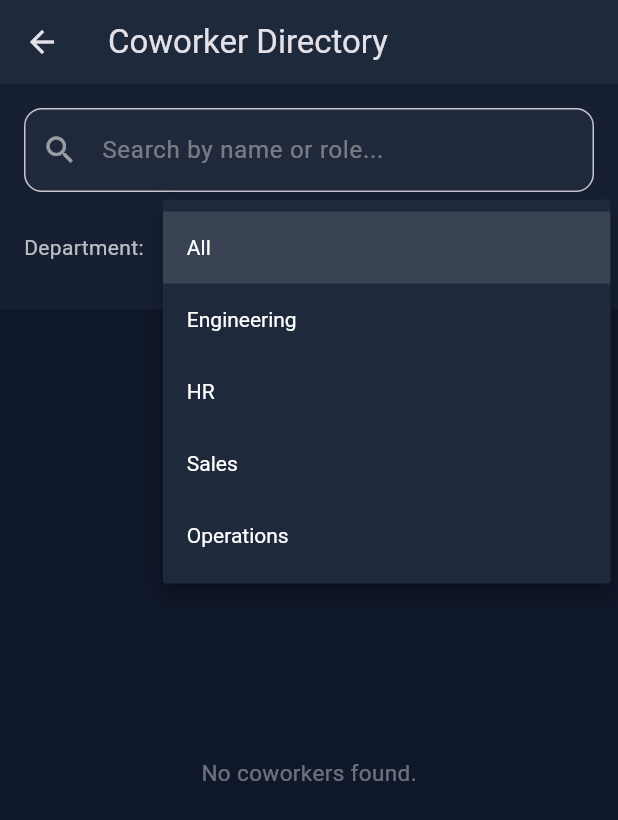
After one commit to SadeepSachintha/AuraHR, a Flutter app: the CoworkerDirectoryScreen screen opened directly, after a tap on "All", on a phone screen of 412 x 824 dp. The commit adds this screen. Shown: the top 820 px of the screen. Run offline on Flutter 3.47's test engine with Material 3 defaults, Android fonts, the phone set to English and light mode, and no system bars; our stand-ins replace flutter_secure_storage, geolocator, pdf, printing; accounts and stored records are empty; network calls fail; Roboto replaces fonts that are missing (Outfit).

Commit message:
feat-mobile-coworker-directory

```diff
--- /dev/null
+++ b/mobile/lib/screens/directory_screen.dart
@@ -0,0 +1,251 @@
+import 'package:flutter/material.dart';
+import 'package:flutter/services.dart';
+import '../services/api_service.dart';
+import '../models/employee.dart';
+
+class CoworkerDirectoryScreen extends StatefulWidget {
+  const CoworkerDirectoryScreen({super.key});
+
+  @override
+  State<CoworkerDirectoryScreen> createState() => _CoworkerDirectoryScreenState();
+}
+
+class _CoworkerDirectoryScreenState extends State<CoworkerDirectoryScreen> {
+  final ApiService _apiService = ApiService();
+  List<Employee> _allEmployees = [];
+  List<Employee> _filteredEmployees = [];
+  bool _isLoading = true;
+  String _searchQuery = '';
+  String _selectedDept = 'All';
+
+  final List<String> _departments = ['All', 'Engineering', 'HR', 'Sales', 'Operations'];
+
+  @override
+  void initState() {
+    super.initState();
+    _fetchCoworkers();
+  }
+
+  Future<void> _fetchCoworkers() async {
+    setState(() => _isLoading = true);
+    final data = await _apiService.fetchEmployees();
+    if (!mounted) return;
+    setState(() {
+      _allEmployees = data;
+      _filteredEmployees = data;
+      _isLoading = false;
+    });
+  }
+
+  void _applyFilter() {
+    setState(() {
+      _filteredEmployees = _allEmployees.where((emp) {
+        final matchesSearch = emp.name.toLowerCase().contains(_searchQuery.toLowerCase()) ||
+            emp.role.toLowerCase().contains(_searchQuery.toLowerCase());
+        final matchesDept = _selectedDept == 'All' || emp.dept == _selectedDept;
+        return matchesSearch && matchesDept;
+      }).toList();
+    });
+  }
+
+  void _copyToClipboard(String label, String value) {
+    Clipboard.setData(ClipboardData(text: value));
+    ScaffoldMessenger.of(context).showSnackBar(
+      SnackBar(
+        content: Text('$label copied to clipboard!'),
+        backgroundColor: Colors.green,
+        duration: const Duration(seconds: 1),
+      ),
+    );
+  }
+
+  @override
+  Widget build(BuildContext context) {
+    return Scaffold(
+      backgroundColor: const Color(0xFF0F172A),
+      appBar: AppBar(
+        title: const Text('Coworker Directory'),
+        backgroundColor: const Color(0xFF1E293B),
+      ),
+      body: _isLoading
+          ? const Center(child: CircularProgressIndicator())
+          : Column(
+              children: [
+                // Filter Panel
+                Container(
+                  padding: const EdgeInsets.all(16),
+                  color: const Color(0xFF1E293B).withOpacity(0.5),
+                  child: Column(
+                    children: [
+                      // Search bar
+                      TextField(
+                        style: const TextStyle(color: Colors.white),
+                        decoration: InputDecoration(
+                          hintText: 'Search by name or role...',
+                          hintStyle: const TextStyle(color: Colors.white38),
+                          prefixIcon: const Icon(Icons.search, color: Colors.white54),
+                          filled: true,
+                          fillColor: Colors.white.withOpacity(0.04),
+                          border: OutlineInputBorder(
+                            borderRadius: BorderRadius.circular(12),
+                            borderSide: BorderSide(color: Colors.white.withOpacity(0.1)),
+                          ),
+                          focusedBorder: OutlineInputBorder(
+                            borderRadius: BorderRadius.circular(12),
+                            borderSide: const BorderSide(color: Colors.cyan),
+                          ),
+                        ),
+                        onChanged: (val) {
+                          _searchQuery = val;
+                          _applyFilter();
+                        },
+                      ),
+                      const SizedBox(height: 12),
+                      // Department selector
+                      Row(
+                        children: [
+                          const Text(
+                            'Department: ',
+                            style: TextStyle(color: Colors.white70, fontSize: 14),
+                          ),
+                          const SizedBox(width: 12),
+                          Expanded(
+                            child: Container(
+                              padding: const EdgeInsets.symmetric(horizontal: 12),
+                              decoration: BoxDecoration(
+                                color: Colors.white.withOpacity(0.04),
+                                borderRadius: BorderRadius.circular(8),
+                                border: Border.all(color: Colors.white.withOpacity(0.1)),
+                              ),
+                              child: DropdownButtonHideUnderline(
+                                child: DropdownButton<String>(
+                                  value: _selectedDept,
+                                  dropdownColor: const Color(0xFF1E293B),
+                                  style: const TextStyle(color: Colors.white, fontSize: 14),
+                                  icon: const Icon(Icons.arrow_drop_down, color: Colors.white70),
+                                  items: _departments.map((dept) {
+                                    return DropdownMenuItem(
+                                      value: dept,
+                                      child: Text(dept),
+                                    );
+                                  }).toList(),
+                                  onChanged: (val) {
+                                    if (val != null) {
+                                      setState(() {
+                                        _selectedDept = val;
+                                        _applyFilter();
+                                      });
+                                    }
+                                  },
+                                ),
+                              ),
+                            ),
+                          ),
+                        ],
+                      ),
+                    ],
+                  ),
+                ),
+
+                // Directory List
+                Expanded(
+                  child: _filteredEmployees.isEmpty
+                      ? const Center(
+                          child: Text(
+                            'No coworkers found.',
+                            style: TextStyle(color: Colors.white38, fontSize: 15),
+                          ),
+                        )
+                      : ListView.builder(
+                          padding: const EdgeInsets.all(16),
+                          itemCount: _filteredEmployees.length,
+                          itemBuilder: (context, index) {
+                            final emp = _filteredEmployees[index];
+                            final isOnline = emp.status == 'online';
+                            return Container(
+                              margin: const EdgeInsets.bottom(12),
+                              padding: const EdgeInsets.all(16),
+                              decoration: BoxDecoration(
+                                color: Colors.white.withOpacity(0.03),
+                                borderRadius: BorderRadius.circular(16),
+                                border: Border.all(color: Colors.white.withOpacity(0.06)),
+                              ),
+                              child: Row(
+                                children: [
+                                  // Avatar with status indicator ring
+                                  Stack(
+                                    children: [
+                                      CircleAvatar(
+                                        radius: 26,
+                                        backgroundImage: NetworkImage(emp.avatar),
+                                      ),
+                                      Positioned(
+                                        right: 0,
+                                        bottom: 0,
+                                        child: Container(
+                                          height: 14,
+                                          width: 14,
+                                          decoration: BoxDecoration(
+                                            color: isOnline ? Colors.green : Colors.grey,
+                                            shape: BoxShape.circle,
+                                            border: Border.all(
+                                              color: const Color(0xFF0F172A),
+                                              width: 2,
+                                            ),
+                                          ),
+                                        ),
+                                      ),
+                                    ],
+                                  ),
+                                  const SizedBox(width: 16),
+                                  // Info
+                                  Expanded(
+                                    child: Column(
+                                      crossAxisAlignment: CrossAxisAlignment.start,
+                                      children: [
+                                        Text(
+                                          emp.name,
+                                          style: const TextStyle(
+                                            fontSize: 15,
+                                            fontWeight: FontWeight.bold,
+                                            color: Colors.white,
+                                          ),
+                                        ),
+                                        const SizedBox(height: 2),
+                                        Text(
+                                          '${emp.role} • ${emp.dept}',
+                                          style: TextStyle(
+                                            fontSize: 12,
+                                            color: Colors.white.withOpacity(0.5),
+                                          ),
+                                        ),
+                                      ],
+                                    ),
+                                  ),
+                                  // Call and Email Action buttons
+                                  Row(
+                                    children: [
+                                      IconButton(
+                                        icon: const Icon(Icons.email_outlined, color: Colors.cyan, size: 20),
+                                        onPressed: () => _copyToClipboard('Email', emp.email),
+                                        tooltip: 'Copy Email',
+                                      ),
+                                      if (emp.phone != null && emp.phone!.isNotEmpty)
+                                        IconButton(
+                                          icon: const Icon(Icons.phone_outlined, color: Colors.greenAccent, size: 20),
+                                          onPressed: () => _copyToClipboard('Phone number', emp.phone!),
+                                          tooltip: 'Copy Phone',
+                                        ),
+                                    ],
+                                  ),
+                                ],
+                              ),
+                            );
+                          },
+                        ),
+                ),
+              ],
+            ),
+    );
+  }
+}
```
Also changed, not shown: mobile/lib/screens/home_screen.dart (+14 -0 lines).
